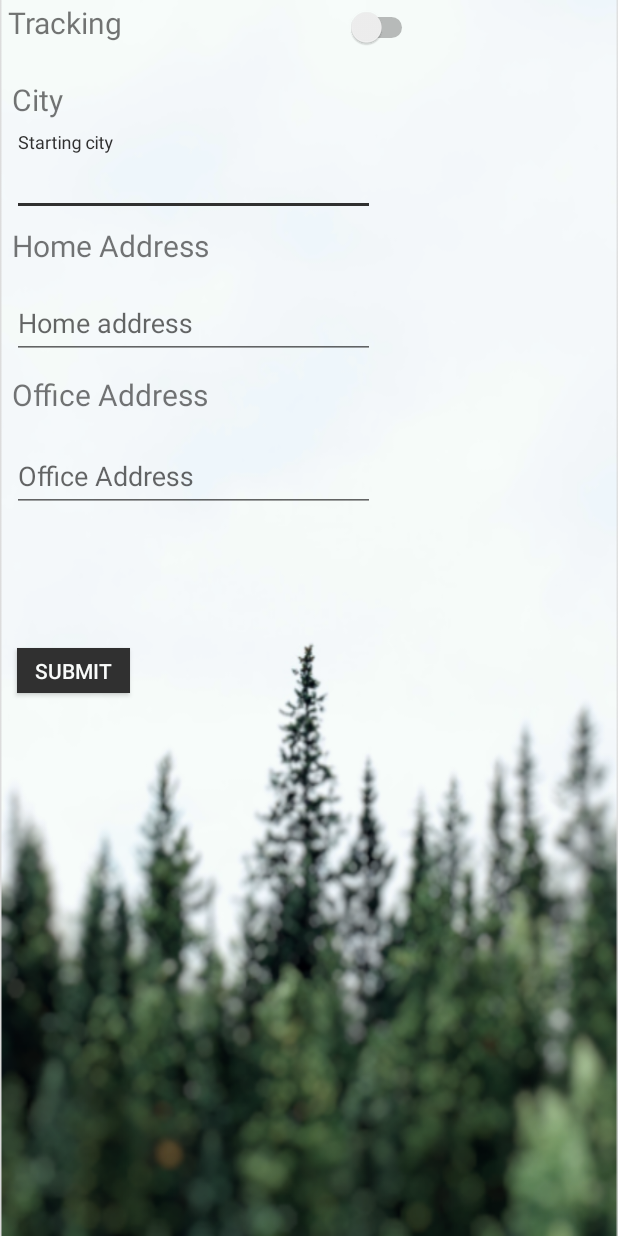
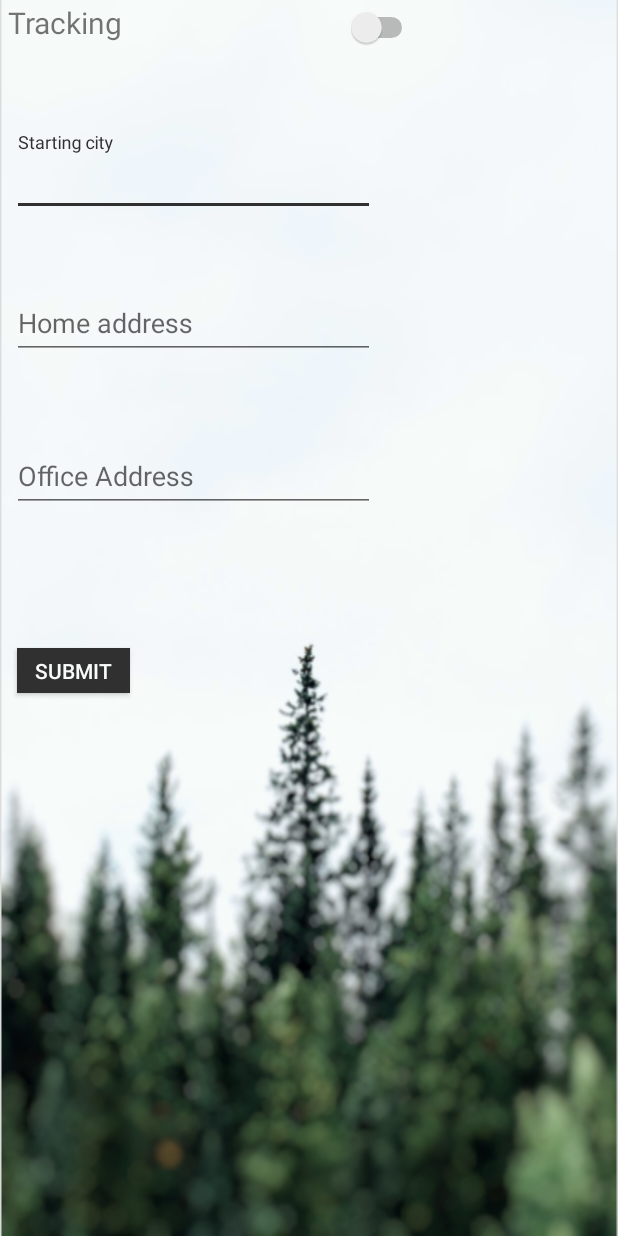
Before and after one commit to aashish7k5/RootCause01, an Android app: the SettingsNew screen opened directly, with no data from a screen before it, on a phone screen of 412 x 824 dp. Run offline under Robolectric (Android 15) with nearby library versions, the phone set to English and light mode, and no system bars.

Commit message:
delete text view

```diff
--- a/app/src/main/res/layout/activity_settings_new.xml
+++ b/app/src/main/res/layout/activity_settings_new.xml
@@ -47,7 +47,7 @@
             android:layout_marginStart="8dp"
             android:layout_marginTop="24dp"
             android:layout_marginEnd="319dp"
-            android:text="City"
+
             android:textSize="20sp"
             app:layout_constraintEnd_toEndOf="parent"
             app:layout_constraintHorizontal_bias="0.0"
@@ -81,7 +81,7 @@
             android:layout_marginTop="6dp"
             android:layout_marginEnd="203dp"
             android:layout_marginBottom="0dp"
-            android:text="Home Address"
+
             android:textSize="20sp"
             app:layout_constraintBottom_toTopOf="@+id/textInputLayout2"
             app:layout_constraintEnd_toEndOf="parent"
@@ -117,7 +117,7 @@
             android:layout_marginTop="10dp"
             android:layout_marginEnd="203dp"
             android:layout_marginBottom="0dp"
-            android:text="Office Address"
+
             android:textSize="20sp"
             app:layout_constraintBottom_toTopOf="@+id/textInputLayout3"
             app:layout_constraintEnd_toEndOf="parent"
```
